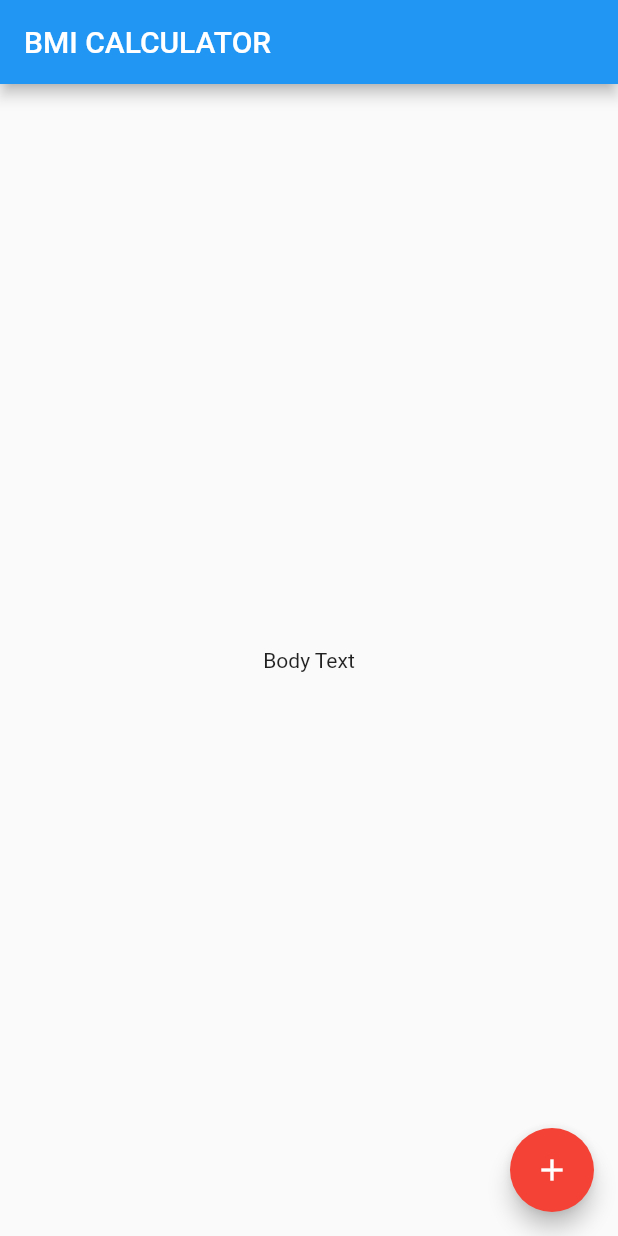
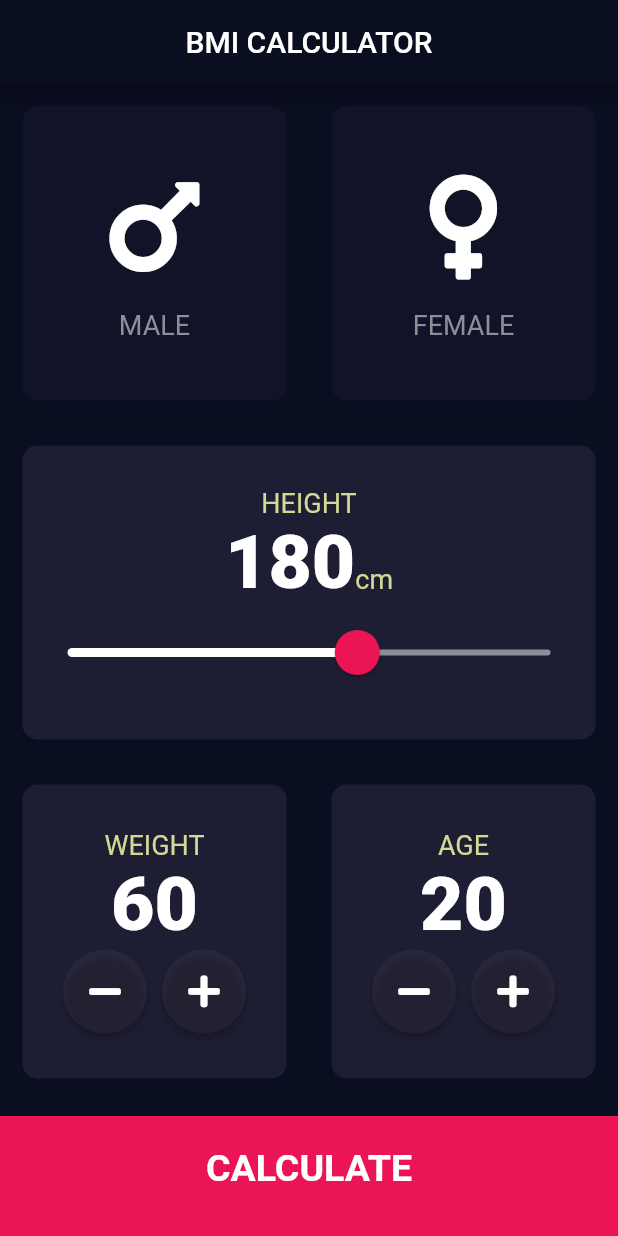
Before and after one commit to yoon6763/flutter-lab, a Flutter app: the screen it shows after launch, on a phone screen of 412 x 824 dp. Run offline on Flutter 3.47's test engine with Material 2 defaults, Android fonts, the phone set to English and light mode, and no system bars; our stand-ins replace audioplayers, font_awesome_flutter; missing offline and left inert: korean_words.

Commit message:
Section 12 add

```diff
--- /dev/null
+++ b/bmi-calculator-flutter-master/lib/components/bottom_button.dart
@@ -0,0 +1,29 @@
+import 'package:flutter/material.dart';
+import '../constants.dart';
+
+class BottomButton extends StatelessWidget {
+  BottomButton({@required this.onTap, @required this.buttonTitle});
+
+  final Function onTap;
+  final String buttonTitle;
+
+  @override
+  Widget build(BuildContext context) {
+    return GestureDetector(
+      onTap: onTap,
+      child: Container(
+        child: Center(
+          child: Text(
+            buttonTitle,
+            style: kLargeButtonTextStyle,
+          ),
+        ),
+        color: kBottomContainerColor,
+        padding: EdgeInsets.only(bottom: 10),
+        margin: EdgeInsets.only(top: 10.0),
+        width: double.infinity,
+        height: kBottomContainerHeight,
+      ),
+    );
+  }
+}
--- /dev/null
+++ b/bmi-calculator-flutter-master/lib/components/icon_content.dart
@@ -0,0 +1,30 @@
+import 'package:flutter/material.dart';
+
+const labelTextStyle = TextStyle(
+  fontSize: 18.0,
+  color: Color(0xFF8D8E98),
+);
+
+class IconContent extends StatelessWidget {
+  final IconData icon;
+  final String label;
+
+  IconContent({this.icon, this.label});
+
+  @override
+  Widget build(BuildContext context) {
+    return Column(
+      mainAxisAlignment: MainAxisAlignment.center,
+      children: [
+        Icon(
+          icon,
+          size: 80.0,
+        ),
+        SizedBox(
+          height: 15.0,
+        ),
+        Text(label, style: labelTextStyle)
+      ],
+    );
+  }
+}
--- /dev/null
+++ b/bmi-calculator-flutter-master/lib/components/reusable_card.dart
@@ -0,0 +1,23 @@
+import 'package:flutter/material.dart';
+
+class ReusableCard extends StatelessWidget {
+  final Color color;
+  final Widget cardChild;
+  final Function onPress;
+
+  ReusableCard({@required this.color, this.cardChild, this.onPress});
+
+  @override
+  Widget build(BuildContext context) {
+    return GestureDetector(
+      onTap: onPress,
+      child: Container(
+          child: cardChild,
+          margin: EdgeInsets.all(15.00),
+          decoration: BoxDecoration(
+            color: color,
+            borderRadius: BorderRadius.circular(10.0),
+          )),
+    );
+  }
+}
--- /dev/null
+++ b/bmi-calculator-flutter-master/lib/components/round_icon_button.dart
@@ -0,0 +1,22 @@
+import 'package:flutter/material.dart';
+
+class RoundIconButton extends StatelessWidget {
+  RoundIconButton({@required this.icon, @required this.onPressed});
+
+  final IconData icon;
+  final onPressed;
+
+  @override
+  Widget build(BuildContext context) {
+    return RawMaterialButton(
+      child: Icon(icon),
+      onPressed: onPressed,
+      constraints: BoxConstraints.tightFor(
+        width: 56,
+        height: 56,
+      ),
+      shape: CircleBorder(),
+      fillColor: Color(0xFF4C4F5),
+    );
+  }
+}
--- /dev/null
+++ b/bmi-calculator-flutter-master/lib/constants.dart
@@ -0,0 +1,22 @@
+import 'package:flutter/cupertino.dart';
+
+const kBottomContainerHeight = 80.0;
+const kActiveCardColor = Color(0xFF1D1E33);
+const kInactiveCardColor = Color(0xFF111328);
+const kBottomContainerColor = Color(0xFFEB1555);
+
+const kLabelTextStyle = TextStyle(fontSize: 18.0, color: Color(0xFF8D8DE98));
+
+const kNumberTextStyle = TextStyle(fontSize: 50, fontWeight: FontWeight.w900);
+
+const kLargeButtonTextStyle =
+    TextStyle(fontSize: 25, fontWeight: FontWeight.bold);
+
+const kTitleTextStyle = TextStyle(fontSize: 50, fontWeight: FontWeight.bold);
+
+const kResultTextStyle = TextStyle(
+    color: Color(0xFF24D876), fontSize: 22, fontWeight: FontWeight.bold);
+
+const kBMITextStyle = TextStyle(fontWeight: FontWeight.bold, fontSize: 100);
+
+const kBodyTextStyle = TextStyle(fontSize: 22);
--- a/bmi-calculator-flutter-master/lib/main.dart
+++ b/bmi-calculator-flutter-master/lib/main.dart
@@ -1,5 +1,7 @@
 import 'package:flutter/cupertino.dart';
 import 'package:flutter/material.dart';
+
+import 'screens/input_page.dart';
 
 void main() => runApp(BMICalculator());
 
@@ -7,33 +9,17 @@ class BMICalculator extends StatelessWidget {
   @override
   Widget build(BuildContext context) {
     return MaterialApp(
-      theme: ThemeData(
-          primaryColor: Colors("# 0A0E21"),
-          accentColor: Colors.red
+      theme: ThemeData.dark().copyWith(
+        sliderTheme: SliderTheme.of(context).copyWith(
+          activeTrackColor: Colors.white,
+          thumbColor: Color(0xFFEB1555),
+          thumbShape: RoundSliderThumbShape(enabledThumbRadius: 15),
+          overlayShape: RoundSliderOverlayShape(overlayRadius: 30),
+        ),
+        primaryColor: Color(0xFF0A0E21),
+        scaffoldBackgroundColor: Color(0xFF0A0E21),
       ),
       home: InputPage(),
     );
   }
 }
-
-class InputPage extends StatefulWidget {
-  @override
-  _InputPageState createState() => _InputPageState();
-}
-
-class _InputPageState extends State<InputPage> {
-  @override
-  Widget build(BuildContext context) {
-    return Scaffold(
-      appBar: AppBar(
-        title: Text('BMI CALCULATOR'),
-      ),
-      body: Center(
-        child: Text('Body Text'),
-      ),
-      floatingActionButton: FloatingActionButton(
-        child: Icon(Icons.add),
-      ),
-    );
-  }
-}
--- /dev/null
+++ b/bmi-calculator-flutter-master/lib/screens/input_page.dart
@@ -0,0 +1,211 @@
+import 'package:bmi_calculator/components/icon_content.dart';
+import 'package:bmi_calculator/components/reusable_card.dart';
+import 'package:bmi_calculator/screens/result_page.dart';
+import 'package:bmi_calculator/components/round_icon_button.dart';
+import 'package:flutter/cupertino.dart';
+import 'package:flutter/material.dart';
+import 'package:font_awesome_flutter/font_awesome_flutter.dart';
+
+import '../components/bottom_button.dart';
+import '../constants.dart';
+
+enum Gender { male, female }
+
+class InputPage extends StatefulWidget {
+  @override
+  _InputPageState createState() => _InputPageState();
+}
+
+class _InputPageState extends State<InputPage> {
+  Gender selectedGender;
+  int height = 180;
+  int weight = 60;
+  int age = 20;
+
+  @override
+  Widget build(BuildContext context) {
+    return Scaffold(
+      appBar: AppBar(
+        centerTitle: true,
+        title: Text('BMI CALCULATOR'),
+        backgroundColor: Color(0xFF0A0E21),
+      ),
+      body: Column(
+        crossAxisAlignment: CrossAxisAlignment.stretch,
+        children: <Widget>[
+          Expanded(
+            child: Row(
+              children: [
+                Expanded(
+                  child: ReusableCard(
+                    onPress: () {
+                      setState(() {
+                        selectedGender = Gender.male;
+                      });
+                    },
+                    color: selectedGender == Gender.male
+                        ? kActiveCardColor
+                        : kInactiveCardColor,
+                    cardChild: IconContent(
+                      icon: FontAwesomeIcons.mars,
+                      label: "MALE",
+                    ),
+                  ),
+                ),
+                Expanded(
+                  child: ReusableCard(
+                    onPress: () {
+                      setState(() {
+                        selectedGender = Gender.female;
+                      });
+                    },
+                    color: selectedGender == Gender.female
+                        ? kActiveCardColor
+                        : kInactiveCardColor,
+                    cardChild: IconContent(
+                      icon: FontAwesomeIcons.venus,
+                      label: "FEMALE",
+                    ),
+                  ),
+                ),
+              ],
+            ),
+          ),
+          Expanded(
+            child: ReusableCard(
+              color: kActiveCardColor,
+              cardChild: Column(
+                mainAxisAlignment: MainAxisAlignment.center,
+                children: [
+                  Text(
+                    'HEIGHT',
+                    style: kLabelTextStyle,
+                  ),
+                  Row(
+                    mainAxisAlignment: MainAxisAlignment.center,
+                    crossAxisAlignment: CrossAxisAlignment.baseline,
+                    textBaseline: TextBaseline.alphabetic,
+                    children: [
+                      Text(
+                        height.toString(),
+                        style: kNumberTextStyle,
+                      ),
+                      Text(
+                        'cm',
+                        style: kLabelTextStyle,
+                      )
+                    ],
+                  ),
+                  Slider(
+                      value: height.toDouble(),
+                      min: 120.0,
+                      max: 220.0,
+                      inactiveColor: Color(0xFF8D8E98),
+                      onChanged: (double value) {
+                        setState(() {
+                          height = value.round();
+                        });
+                      }),
+                ],
+              ),
+            ),
+          ),
+          Expanded(
+            child: Row(
+              children: [
+                Expanded(
+                    child: ReusableCard(
+                  color: kActiveCardColor,
+                  cardChild: Column(
+                    mainAxisAlignment: MainAxisAlignment.center,
+                    children: [
+                      Text(
+                        'WEIGHT',
+                        style: kLabelTextStyle,
+                      ),
+                      Text(
+                        weight.toString(),
+                        style: kNumberTextStyle,
+                      ),
+                      Row(
+                        mainAxisAlignment: MainAxisAlignment.center,
+                        children: [
+                          RoundIconButton(
+                            icon: FontAwesomeIcons.minus,
+                            onPressed: () {
+                              setState(() {
+                                weight--;
+                              });
+                            },
+                          ),
+                          SizedBox(
+                            width: 10,
+                          ),
+                          RoundIconButton(
+                            icon: FontAwesomeIcons.plus,
+                            onPressed: () {
+                              setState(() {
+                                weight++;
+                              });
+                            },
+                          ),
+                        ],
+                      )
+                    ],
+                  ),
+                )),
+                Expanded(
+                  child: ReusableCard(
+                    color: kActiveCardColor,
+                    cardChild: Column(
+                      mainAxisAlignment: MainAxisAlignment.center,
+                      children: [
+                        Text(
+                          'AGE',
+                          style: kLabelTextStyle,
+                        ),
+                        Text(
+                          age.toString(),
+                          style: kNumberTextStyle,
+                        ),
+                        Row(
+                          mainAxisAlignment: MainAxisAlignment.center,
+                          children: [
+                            RoundIconButton(
+                                icon: FontAwesomeIcons.minus,
+                                onPressed: () {
+                                  setState(() {
+                                    age--;
+                                  });
+                                }),
+                            SizedBox(
+                              width: 10,
+                            ),
+                            RoundIconButton(
+                                icon: FontAwesomeIcons.plus,
+                                onPressed: () {
+                                  setState(() {
+                                    age++;
+                                  });
+                                })
+                          ],
+                        )
+                      ],
+                    ),
+                  ),
+                ),
+              ],
+            ),
+          ),
+          BottomButton(
+            onTap: () {
+              Navigator.push(
+                  context, MaterialPageRoute(builder: (context) => ResultPage()));
+            },
+            buttonTitle: 'CALCULATE',
+          )
+        ],
+      ),
+    );
+  }
+}
--- /dev/null
+++ b/bmi-calculator-flutter-master/lib/screens/result_page.dart
@@ -0,0 +1,63 @@
+import 'package:bmi_calculator/components/bottom_button.dart';
+import 'package:bmi_calculator/components/reusable_card.dart';
+import 'package:bmi_calculator/constants.dart';
+import 'package:flutter/cupertino.dart';
+import 'package:flutter/material.dart';
+
+class ResultPage extends StatelessWidget {
+  @override
+  Widget build(BuildContext context) {
+    return Scaffold(
+      appBar: AppBar(
+        title: Text('BMI CALCULATOR'),
+        backgroundColor: Color(0xFF0A0E21),
+      ),
+      body: Column(
+        mainAxisAlignment: MainAxisAlignment.spaceEvenly,
+        crossAxisAlignment: CrossAxisAlignment.stretch,
+        children: [
+          Expanded(
+            child: Container(
+              padding: EdgeInsets.all(15),
+              alignment: Alignment.bottomLeft,
+              child: Text(
+                'Your Result',
+                style: kTitleTextStyle,
+              ),
+            ),
+          ),
+          Expanded(
+            flex: 5,
+            child: ReusableCard(
+              color: kActiveCardColor,
+              cardChild: Column(
+                mainAxisAlignment: MainAxisAlignment.spaceEvenly,
+                crossAxisAlignment: CrossAxisAlignment.center,
+                children: [
+                  Text(
+                    'Normal',
+                    style: kResultTextStyle,
+                  ),
+                  Text(
+                    '18.3',
+                    style: kBMITextStyle,
+                  ),
+                  Text(
+                    'Your BMI result is quite low, you should eat more!',
+                    textAlign: TextAlign.center,
+                    style: kBodyTextStyle,
+                  )
+                ],
+              ),
+            ),
+          ),
+          BottomButton(
+              onTap: () {
+                Navigator.pop(context);
+              },
+              buttonTitle: 'RE-CALCULATE')
+        ],
+      ),
+    );
+  }
+}
--- a/bmi-calculator-flutter-master/pubspec.yaml
+++ b/bmi-calculator-flutter-master/pubspec.yaml
@@ -11,6 +11,7 @@ dependencies:
     sdk: flutter
 
   cupertino_icons: ^0.1.2
+  font_awesome_flutter: ^8.4.0
 
 dev_dependencies:
   flutter_test:
```
